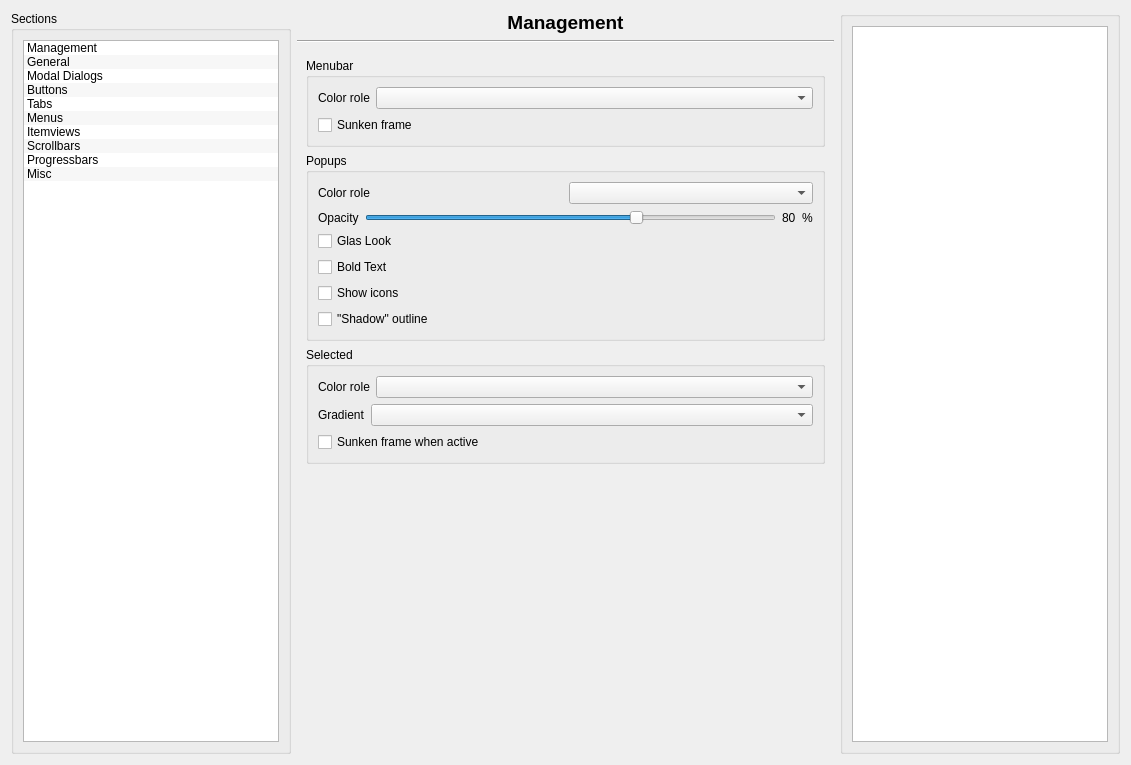
First picture: the form in config/config.ui, repository deiv/bespin-pkg, before the edit.
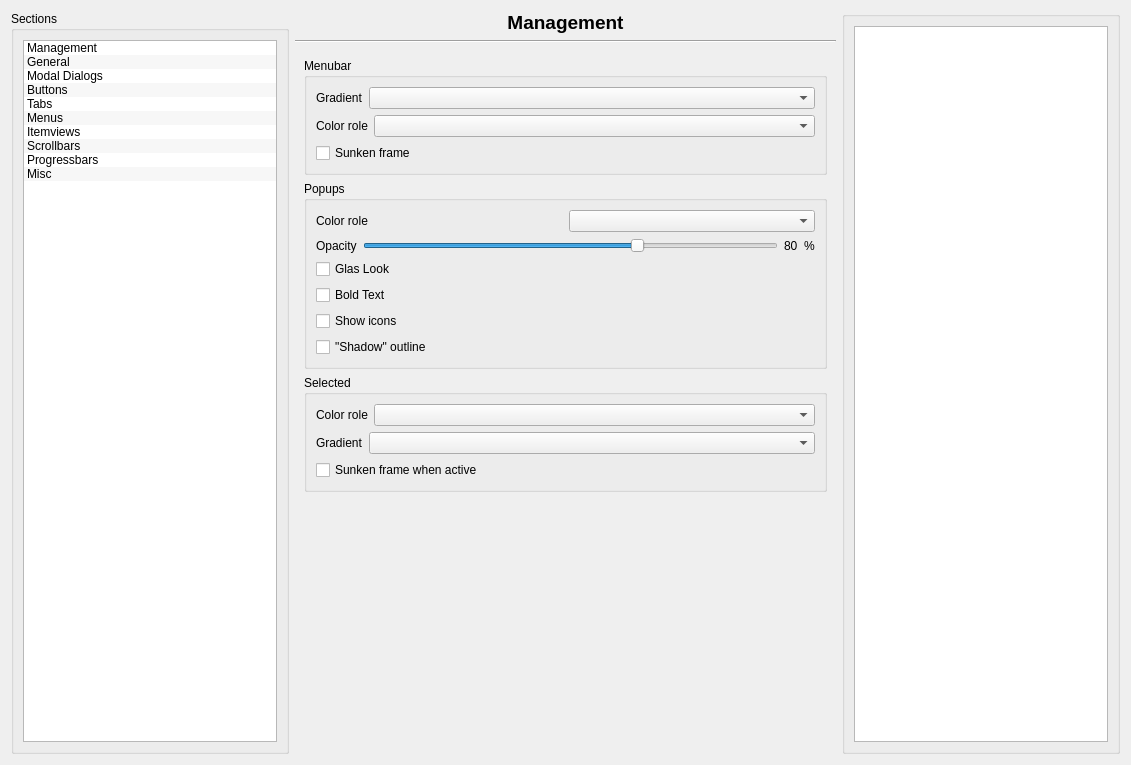
Second picture: the form after the edit. The open tabs and pages were chosen to show the change.

Commit message: geometry updates, modified relief look, bg gradients for menubars

What changed in the file:
```diff
--- a/config/config.ui
+++ b/config/config.ui
@@ -1254,6 +1254,27 @@
           <item row="0" column="0" >
            <layout class="QHBoxLayout" >
             <item>
+             <widget class="QLabel" name="label_41" >
+              <property name="text" >
+               <string>Gradient</string>
+              </property>
+             </widget>
+            </item>
+            <item>
+             <widget class="QComboBox" name="gradMenuBar" >
+              <property name="sizePolicy" >
+               <sizepolicy vsizetype="Fixed" hsizetype="MinimumExpanding" >
+                <horstretch>0</horstretch>
+                <verstretch>0</verstretch>
+               </sizepolicy>
+              </property>
+             </widget>
+            </item>
+           </layout>
+          </item>
+          <item row="1" column="0" >
+           <layout class="QHBoxLayout" >
+            <item>
              <widget class="QLabel" name="label_24" >
               <property name="text" >
                <string>Color role</string>
@@ -1272,7 +1293,7 @@
             </item>
            </layout>
           </item>
-          <item row="1" column="0" >
+          <item row="2" column="0" >
            <widget class="QCheckBox" name="barSunken" >
             <property name="text" >
              <string>Sunken frame</string>
@@ -1454,7 +1475,7 @@
          </property>
          <property name="sizeHint" >
           <size>
-           <width>20</width>
+           <width>523</width>
            <height>93</height>
           </size>
          </property>
```
Left out of the diff: 64 changed lines with no effect on the pictures. The commit also changes 9 other files.
